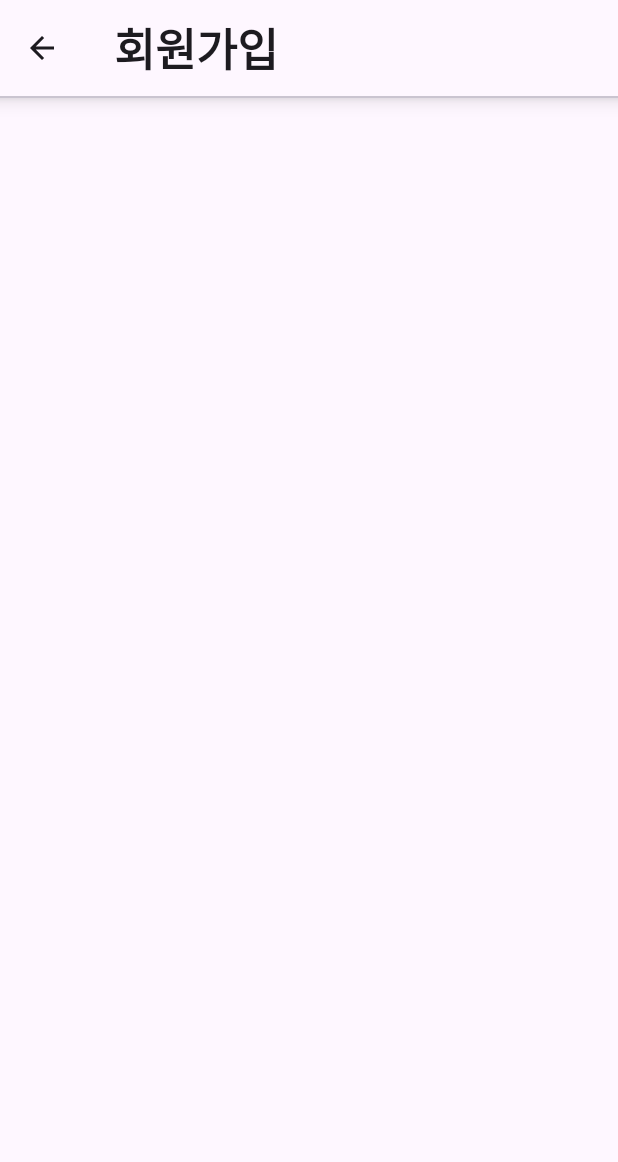
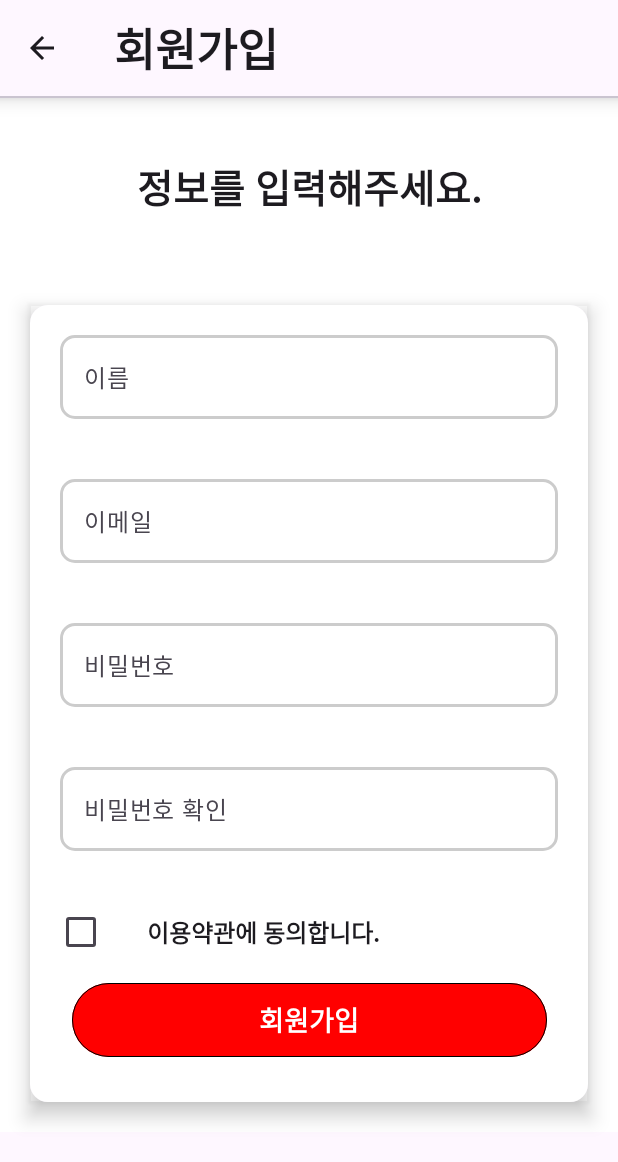
Before and after one commit to Kuneosu/capstone_i_happy, an Android app built with Jetpack Compose: the @Preview function PreviewSignup, on a phone screen of 412 x 824 dp. Shown: the top 1162 px of the screen. Run offline under Robolectric (Android 15) with nearby library versions, the phone set to English and light mode, and no system bars.

Commit message:
Make Signup Screen UI

```diff
--- a/app/src/main/java/com/kks/proj_i_happy/MainActivity.kt
+++ b/app/src/main/java/com/kks/proj_i_happy/MainActivity.kt
@@ -8,6 +8,7 @@ import androidx.navigation.compose.NavHost
 import androidx.navigation.compose.composable
 import androidx.navigation.compose.rememberNavController
 import com.kks.proj_i_happy.ui.screens.LoginScreen
+import com.kks.proj_i_happy.ui.screens.SignupScreen
 import com.kks.proj_i_happy.ui.screens.WelcomeScreen
 import com.kks.proj_i_happy.ui.theme.Proj_i_happyTheme
 
@@ -35,5 +36,8 @@ fun MainNavHost() {
         composable(route = "login_screen") {
             LoginScreen()
         }
+        composable(route = "signup_screen") {
+            SignupScreen()
+        }
     }
 }
--- a/app/src/main/java/com/kks/proj_i_happy/ui/screens/SignupScreen.kt
+++ b/app/src/main/java/com/kks/proj_i_happy/ui/screens/SignupScreen.kt
@@ -1,30 +1,168 @@
 package com.kks.proj_i_happy.ui.screens
 
+import androidx.compose.foundation.background
+import androidx.compose.foundation.border
 import androidx.compose.foundation.layout.Column
+import androidx.compose.foundation.layout.Row
+import androidx.compose.foundation.layout.Spacer
 import androidx.compose.foundation.layout.fillMaxWidth
 import androidx.compose.foundation.layout.padding
+import androidx.compose.foundation.layout.size
+import androidx.compose.foundation.shape.RoundedCornerShape
 import androidx.compose.material.icons.Icons
 import androidx.compose.material.icons.filled.ArrowBack
+import androidx.compose.material3.Card
+import androidx.compose.material3.Checkbox
 import androidx.compose.material3.Divider
 import androidx.compose.material3.ExperimentalMaterial3Api
 import androidx.compose.material3.Icon
 import androidx.compose.material3.IconButton
 import androidx.compose.material3.Scaffold
 import androidx.compose.material3.Text
+import androidx.compose.material3.TextField
+import androidx.compose.material3.TextFieldDefaults
 import androidx.compose.material3.TopAppBar
 import androidx.compose.runtime.Composable
+import androidx.compose.runtime.getValue
+import androidx.compose.runtime.mutableStateOf
+import androidx.compose.runtime.remember
+import androidx.compose.runtime.setValue
+import androidx.compose.ui.Alignment
 import androidx.compose.ui.Modifier
 import androidx.compose.ui.draw.shadow
+import androidx.compose.ui.focus.onFocusChanged
+import androidx.compose.ui.graphics.Color
 import androidx.compose.ui.text.font.FontWeight
+import androidx.compose.ui.text.style.TextAlign
 import androidx.compose.ui.tooling.preview.Preview
 import androidx.compose.ui.unit.dp
 import androidx.compose.ui.unit.sp
+import com.kks.proj_i_happy.util.HorizonWideButton
 
 @OptIn(ExperimentalMaterial3Api::class)
 @Composable
 fun SignupScreen() {
     Scaffold(
         topBar = {
+            SignupTopBar()
+        }
+    ) {
+        Column(
+            modifier = Modifier
+                .padding(it)
+                .background(Color.White)
+        ) {
+            Divider(modifier = Modifier.shadow(8.dp))
+
+            Spacer(modifier = Modifier.padding(20.dp))
+
+            SignupText()
+
+            Spacer(modifier = Modifier.padding(20.dp))
+
+            InformationCard()
+        }
+    }
+}
+
+@Composable
+private fun InformationCard() {
+    Card(
+        modifier = Modifier
+            .fillMaxWidth()
+            .padding(20.dp)
+            .background(Color.White)
+            .shadow(8.dp)
+
+    ) {
+        Column(
+            modifier = Modifier.background(Color.White),
+            horizontalAlignment = Alignment.CenterHorizontally
+        ) {
+            InformationTextField("이름")
+            InformationTextField("이메일")
+            InformationTextField("비밀번호")
+            InformationTextField("비밀번호 확인")
+            SignupAgreeCheckbox()
+            HorizonWideButton(
+                colors = listOf(Color.Red, Color.White),
+                text = "회원가입",
+                border = false
+            ) {}
+            Spacer(modifier = Modifier.size(30.dp))
+        }
+    }
+}
+
+@OptIn(ExperimentalMaterial3Api::class)
+@Composable
+private fun InformationTextField(category: String) {
+    var text by remember { mutableStateOf("") }
+    var border by remember {
+        mutableStateOf(
+            2.dp to Color.LightGray
+        )
+    }
+    TextField(
+        value = text, onValueChange = { text = it },
+        label = { Text(text = category) },
+        modifier = Modifier
+            .fillMaxWidth()
+            .padding(20.dp)
+            .onFocusChanged { focusState ->
+                border = if (focusState.isFocused) {
+                    2.dp to Color.Red
+                } else {
+                    2.dp to Color.LightGray
+                }
+            }
+            .border(border.first, border.second, RoundedCornerShape(10.dp)),
+        colors = TextFieldDefaults.colors(
+            focusedContainerColor = Color.Transparent,
+            unfocusedContainerColor = Color.Transparent,
+            disabledContainerColor = Color.Transparent,
+            focusedIndicatorColor = Color.Transparent,
+            unfocusedIndicatorColor = Color.Transparent,
+            focusedLabelColor = Color.Red,
+        ),
+    )
+}
+
+@Composable
+private fun SignupAgreeCheckbox() {
+    Row(
+        modifier = Modifier.fillMaxWidth(),
+        verticalAlignment = Alignment.CenterVertically
+    ) {
+        Checkbox(
+            checked = false,
+            onCheckedChange = { /*TODO*/ },
+            modifier = Modifier.padding(10.dp)
+        )
+        Text(
+            text = "이용약관에 동의합니다.",
+            fontSize = 16.sp,
+            fontWeight = FontWeight.Bold,
+            modifier = Modifier.padding(10.dp)
+        )
+    }
+}
+
+@Composable
+private fun SignupText() {
+    Text(
+        text = "정보를 입력해주세요.",
+        fontSize = 26.sp,
+        fontWeight = FontWeight.Bold,
+        modifier = Modifier
+            .fillMaxWidth(),
+        textAlign = TextAlign.Center
+    )
+}
+
+@Composable
+@OptIn(ExperimentalMaterial3Api::class)
+private fun SignupTopBar() {
     TopAppBar(
         title = {
             Text(
@@ -46,17 +184,6 @@ fun SignupScreen() {
         },
     )
 }
-    ) {
-        Column(
-            modifier = Modifier.padding(it)
-        ) {
-            Divider(
-                modifier = Modifier
-                    .shadow(8.dp)
-            )
-        }
-    }
-}
 
 @Composable
 @Preview
--- a/app/src/main/java/com/kks/proj_i_happy/ui/screens/WelcomeScreen.kt
+++ b/app/src/main/java/com/kks/proj_i_happy/ui/screens/WelcomeScreen.kt
@@ -1,18 +1,13 @@
 package com.kks.proj_i_happy.ui.screens
 
-import androidx.compose.foundation.BorderStroke
 import androidx.compose.foundation.Image
 import androidx.compose.foundation.background
 import androidx.compose.foundation.layout.Arrangement
 import androidx.compose.foundation.layout.Column
 import androidx.compose.foundation.layout.Spacer
 import androidx.compose.foundation.layout.fillMaxSize
-import androidx.compose.foundation.layout.padding
 import androidx.compose.foundation.layout.size
-import androidx.compose.foundation.layout.width
 import androidx.compose.foundation.shape.RoundedCornerShape
-import androidx.compose.material3.Button
-import androidx.compose.material3.ButtonDefaults
 import androidx.compose.material3.Text
 import androidx.compose.runtime.Composable
 import androidx.compose.ui.Alignment
@@ -71,7 +66,7 @@ fun WelcomeScreen(navController: NavController) {
             text = "회원가입",
             border = true
         ) {
-
+            navController.navigate("signup_screen")
         }
     }
 }
@@ -95,8 +90,6 @@ fun SubText() {
 }
 
 
-
-
 @Composable
 @Preview
 fun PreviewWelcome() {
--- a/app/src/main/java/com/kks/proj_i_happy/util/Buttons.kt
+++ b/app/src/main/java/com/kks/proj_i_happy/util/Buttons.kt
@@ -21,7 +21,8 @@ fun HorizonWideButton(
     colors: List<Color>,
     text: String,
     border: Boolean,
-    clickEvent: () -> Unit
+    modifier: Modifier = Modifier,
+    clickEvent: () -> Unit,
 ) {
     val screenWidth = LocalConfiguration.current.screenWidthDp
     val mainContentWidth = (screenWidth / 1.3).dp
```
Lines whose indentation alone changed are shown as unchanged.
